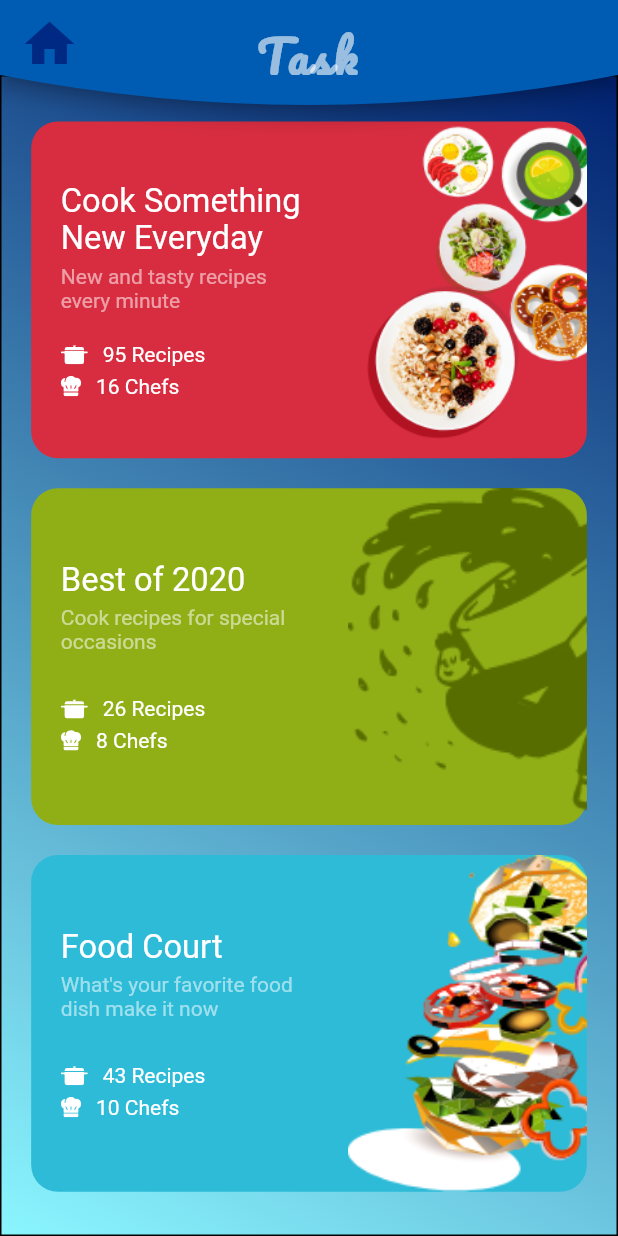
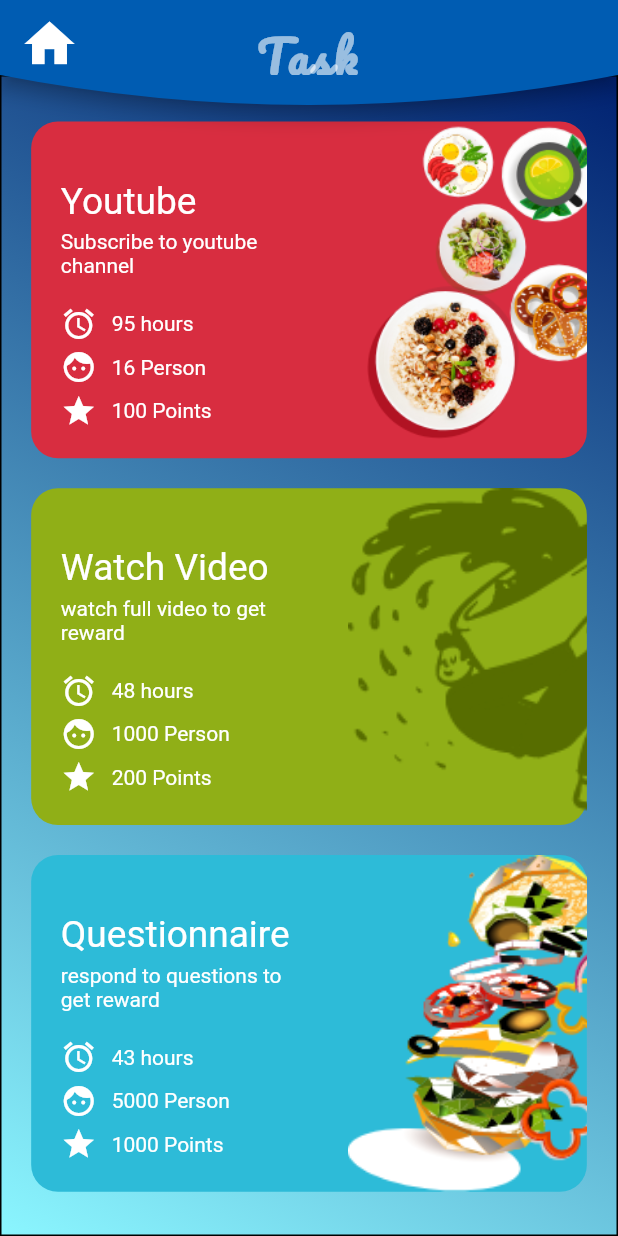
Before and after one commit to hks-adohkd/flutter_project, a Flutter app: the TaskScreen screen opened by its route, on a phone screen of 412 x 824 dp. Run offline on Flutter 3.47's test engine with Material 2 defaults, Android fonts, the phone set to English and light mode, and no system bars; our stand-ins replace flutter_svg.

Commit message:
edited card  to has ponts and persones and time , edited demo card

```diff
--- a/open_sism/lib/components/card_component.dart
+++ b/open_sism/lib/components/card_component.dart
@@ -1,7 +1,6 @@
 import 'package:flutter/material.dart';
 import 'package:flutter_svg/flutter_svg.dart';
 import 'package:open_sism/models/RecipeBundel.dart';
-
 import 'package:open_sism/models/size_config.dart';
 
 class RecipeBundelCard extends StatelessWidget {
@@ -33,7 +32,7 @@
                     Text(
                       recipeBundle.title,
                       style: TextStyle(
-                          fontSize: defaultSize * 2.2, //22
+                          fontSize: defaultSize * 2.5, //22
                           color: Colors.white),
                       maxLines: 2,
                       overflow: TextOverflow.ellipsis,
@@ -41,7 +40,7 @@
                     SizedBox(height: defaultSize * 0.5), // 5
                     Text(
                       recipeBundle.description,
-                      style: TextStyle(color: Colors.white54),
+                      style: TextStyle(color: Colors.white),
                       maxLines: 2,
                       overflow: TextOverflow.ellipsis,
                     ),
@@ -49,15 +48,23 @@
                     buildInfoRow(
                       defaultSize,
                       iconSrc: "assets/icons/pot.svg",
-                      text: "${recipeBundle.recipes} Recipes",
+                      iconData: Icons.alarm,
+                      text: "${recipeBundle.hours} hours",
                     ),
                     SizedBox(height: defaultSize * 0.5), //5
                     buildInfoRow(
                       defaultSize,
+                      iconData: Icons.face,
                       iconSrc: "assets/icons/chef.svg",
-                      text: "${recipeBundle.chefs} Chefs",
+                      text: "${recipeBundle.person} Person",
                     ),
-                    Spacer(),
+                    SizedBox(height: defaultSize * 0.5),
+                    buildInfoRow(
+                      defaultSize,
+                      iconData: Icons.star,
+                      iconSrc: "assets/icons/chef.svg",
+                      text: "${recipeBundle.points} Points",
+                    ),
                   ],
                 ),
               ),
@@ -77,10 +84,15 @@
     );
   }
 
-  Row buildInfoRow(double defaultSize, {String iconSrc, text}) {
+  Row buildInfoRow(double defaultSize,
+      {String iconSrc, text, IconData iconData}) {
     return Row(
       children: <Widget>[
-        SvgPicture.asset(iconSrc),
+        Icon(
+          iconData,
+          color: Colors.white,
+        ),
+        //SvgPicture.asset(iconSrc),
         SizedBox(width: defaultSize), // 10
         Text(
           text,
--- a/open_sism/lib/models/RecipeBundel.dart
+++ b/open_sism/lib/models/RecipeBundel.dart
@@ -1,14 +1,15 @@
 import 'package:flutter/material.dart';
 
 class RecipeBundle {
-  final int id, chefs, recipes;
+  final int id, person, hours, points;
   final String title, description, imageSrc;
   final Color color;
 
   RecipeBundle(
       {this.id,
-      this.chefs,
-      this.recipes,
+      this.person,
+      this.hours,
+      this.points,
       this.title,
       this.description,
       this.imageSrc,
@@ -19,28 +20,31 @@
 List<RecipeBundle> recipeBundles = [
   RecipeBundle(
     id: 1,
-    chefs: 16,
-    recipes: 95,
-    title: "Cook Something New Everyday",
-    description: "New and tasty recipes every minute",
+    person: 16,
+    hours: 95,
+    points: 100,
+    title: "Youtube",
+    description: "Subscribe to youtube channel",
     imageSrc: "assets/images/cook_new@2x.png",
     color: Color(0xFFD82D40),
   ),
   RecipeBundle(
     id: 2,
-    chefs: 8,
-    recipes: 26,
-    title: "Best of 2020",
-    description: "Cook recipes for special occasions",
+    person: 1000,
+    hours: 48,
+    points: 200,
+    title: "Watch Video",
+    description: "watch full video to get reward",
     imageSrc: "assets/images/best_2020@2x.png",
     color: Color(0xFF90AF17),
   ),
   RecipeBundle(
     id: 3,
-    chefs: 10,
-    recipes: 43,
-    title: "Food Court",
-    description: "What's your favorite food dish make it now",
+    person: 5000,
+    hours: 43,
+    points: 1000,
+    title: "Questionnaire",
+    description: "respond to questions to get reward",
     imageSrc: "assets/images/food_court@2x.png",
     color: Color(0xFF2DBBD8),
   ),
--- a/open_sism/lib/models/constants.dart
+++ b/open_sism/lib/models/constants.dart
@@ -7,7 +7,7 @@
 const kAppBarHeight = Size.fromHeight(50);
 const kAppBarLeadingIconSize = 40.0;
 const kAppBarBackgroundColor = Color(0xff005cb2);
-const kAppBarLeadingIconColor = Color(0xff002984);
+const kAppBarLeadingIconColor = Colors.white; //Color(0xff002984);
 const kAppBarTitleColor = Colors.white60;
 
 const kAppBarTextStyle = TextStyle(
--- a/open_sism/lib/screens/task_screen.dart
+++ b/open_sism/lib/screens/task_screen.dart
@@ -19,7 +19,7 @@
 
   @override
   Widget build(BuildContext context) {
-    SizeConfig().init(context);
+    SizeConfig().init(context); // to get the screen size
     return Scaffold(
       appBar: PreferredSize(
         preferredSize: kAppBarHeight,
@@ -36,8 +36,8 @@
                 Color(0xff8bf6ff),
               ],
             ),
-              border:
-                  Border.all(style: BorderStyle.solid, color: Colors.black)),
+            border: Border.all(style: BorderStyle.solid, color: Colors.black),
+          ),
           constraints: BoxConstraints.expand(),
           child: SafeArea(
             child: Column(
```
Lines whose indentation alone changed are shown as unchanged.
